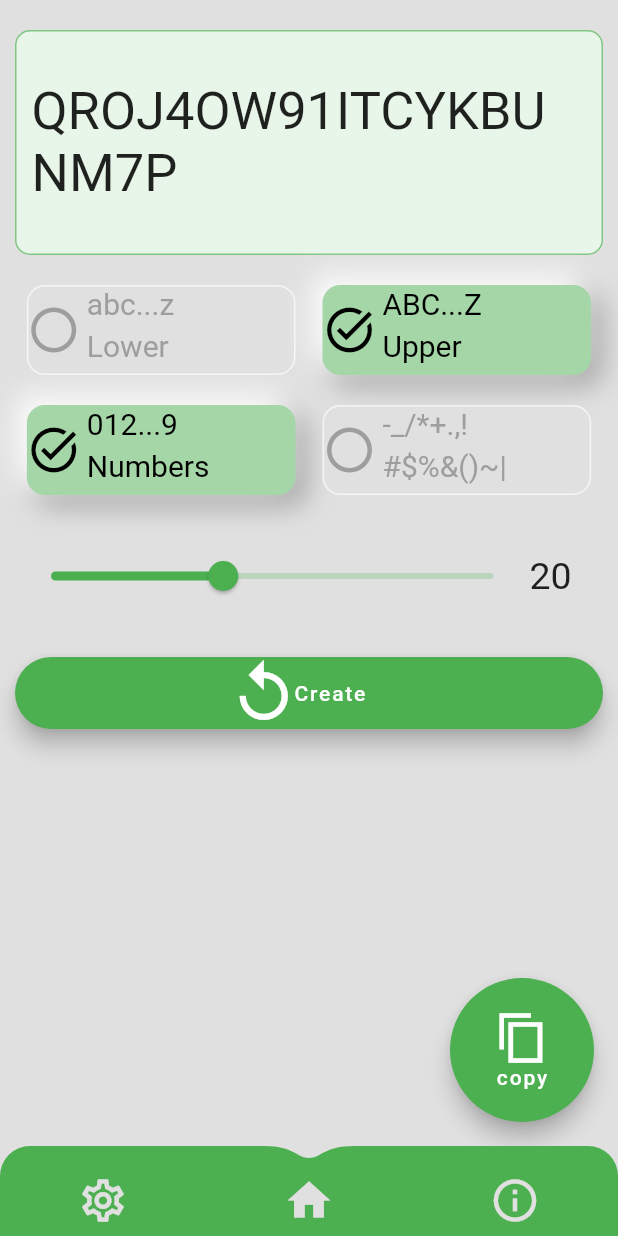
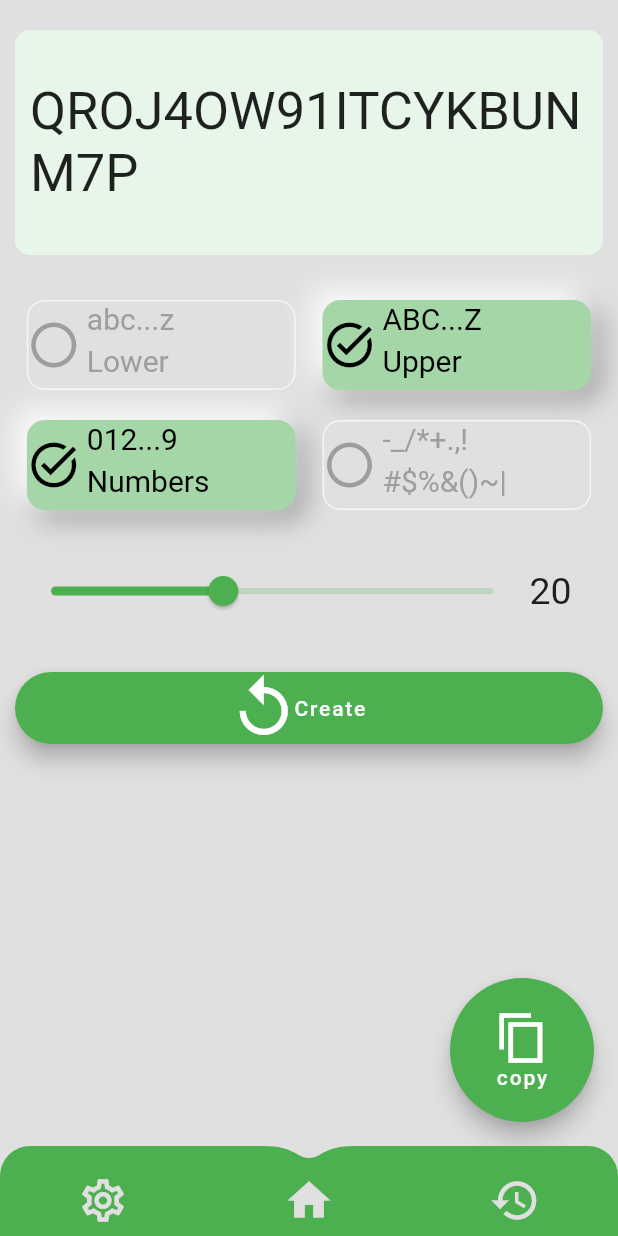
Before and after one commit to zoyspace/flutter_passGeneration, a Flutter app: the screen it shows after launch, item 2 of the bottom bar chosen, after a tap on "abc...z", on a phone screen of 412 x 824 dp. Run offline on Flutter 3.47's test engine with Material 2 defaults, Android fonts, the phone set to English and light mode, and no system bars; drawn by our look-alikes of water_drop_nav_bar; our stand-ins replace google_mobile_ads, sqflite; missing offline and left inert: app_tracking_transparency; accounts and stored records are empty; network calls fail.

Commit message:
make history page

```diff
--- a/lib/DonationPage.dart
+++ /dev/null
@@ -1,51 +0,0 @@
-import 'package:flutter/material.dart';
-import 'package:google_mobile_ads/google_mobile_ads.dart';
-import 'dart:async';
-import 'package:url_launcher/url_launcher.dart';
-
-import 'widgets/admobBanner.dart';
-
-class DonationPage extends StatelessWidget {
-  const DonationPage({Key? key}) : super(key: key);
-
-  @override
-  Widget build(BuildContext context) {
-    return Scaffold(
-      backgroundColor: Colors.grey.shade300,
-      appBar: AppBar(
-        title: const Text('Please Click'),
-      ),
-      body: Column(
-        mainAxisAlignment: MainAxisAlignment.center,
-        children: [
-          AdmobBanner(),
-          SizedBox(
-            height: 30,
-          ),
-          GestureDetector(
-              onTap: () {
-                _launchUrl();
-              },
-              child: Transform.scale(
-                  scale: 0.8,
-                  child: ClipRRect(
-                      borderRadius: BorderRadius.circular(17.0),
-                      child: Image.asset(
-                        'assets/app-store-badge.png',
-                        fit: BoxFit.cover,
-                      )))),
-          Text('please write review if you like this app!')
-        ],
-      ),
-    );
-  }
-}
-
-final Uri _url = Uri.parse(
-    'https://apps.apple.com/jp/app/randompasswordgenerator/id1619751753'
-    // 'https://flutter.dev/'
-    );
-void _launchUrl() async {
-  if (!await launchUrl(_url, mode: LaunchMode.externalApplication))
-    throw 'Could not launch $_url';
-}
--- a/lib/GeneratorPage.dart
+++ b/lib/GeneratorPage.dart
@@ -6,6 +6,7 @@ import 'dart:async';
 import 'package:provider/provider.dart'; //provider
 import 'package:flutter/material.dart';
 import 'widgets/NewfloatingButton.dart';
+import 'widgets/HistoryViewModel.dart';
 import 'SymbolPage.dart';
 import 'main.dart';
 
@@ -98,7 +99,7 @@ class GeneratorPageState extends State<GeneratorPage>
   final snackBar = SnackBar(
       margin: EdgeInsets.all(50),
       behavior: SnackBarBehavior.floating,
-      duration: const Duration(milliseconds: 500),
+      duration: const Duration(milliseconds: 700),
       backgroundColor: Colors.pink.shade200,
       shape: RoundedRectangleBorder(
         borderRadius: BorderRadius.circular(24),
@@ -147,7 +148,7 @@ class GeneratorPageState extends State<GeneratorPage>
       height: 150,
       decoration: BoxDecoration(
         color: Colors.green.shade50,
-        border: Border.all(color: Colors.green.shade300),
+        // border: Border.all(color: Colors.black54),
         borderRadius: BorderRadius.circular(10),
       ),
       child: SelectableText(
@@ -201,6 +202,8 @@ class GeneratorPageState extends State<GeneratorPage>
     setState(() {
       _createdRandomPassword = randomStr;
     });
+
+    HistoryViewModel.createItem(randomStr, _length);
   }
 
   void copyToClipboad() {
@@ -241,7 +244,7 @@ class GeneratorPageState extends State<GeneratorPage>
               // mainAxisAlignment: MainAxisAlignment.center,
               children: <Widget>[
                 BuildPassArea(),
-                const SizedBox(height: 10),
+                const SizedBox(height: 20),
                 Row(children: [
                   Expanded(flex: 1, child: Container()),
                   Expanded(
--- a/lib/SymbolPage.dart
+++ b/lib/SymbolPage.dart
@@ -2,6 +2,7 @@
 
 import 'package:flutter/material.dart';
 import 'package:provider/provider.dart';
+import 'package:url_launcher/url_launcher.dart';
 
 Map symbolMap = <String, bool>{
   '-': true, //ハイフン
@@ -44,6 +45,15 @@ class _SymbolPage extends State<SymbolPage> {
   @override
   void initState() {
     super.initState();
+  }
+
+  final Uri _url = Uri.parse(
+      'https://apps.apple.com/jp/app/randompasswordgenerator/id1619751753'
+      // 'https://flutter.dev/'
+      );
+  void _launchUrl() async {
+    if (!await launchUrl(_url, mode: LaunchMode.externalApplication))
+      throw 'Could not launch $_url';
   }
 
   Widget build(BuildContext context) {
@@ -106,36 +116,30 @@ class _SymbolPage extends State<SymbolPage> {
                 child: Container(
                   // padding: const EdgeInsets.all(5.0),
                   decoration: BoxDecoration(
-                      color: (symbolMap[key])
-                          ? Colors.green.shade200
-                          : Colors.white,
+                    color:
+                        (symbolMap[key]) ? Colors.green.shade200 : Colors.white,
                     // border: Border.all(color: Colors.green),
                     borderRadius: BorderRadius.circular(5),
                   ),
-                    child: Row(
-                      children: [
-                        // Transform.scale(
-                        //     scale: 1,
-                        //     child: (symbolMap[key])
-                        //         ? const Icon(
-                        //             Icons.check_box_outlined,
-                        //             color: Colors.black,
-                        //           )
-                        //         : const Icon(
-                        //             Icons.check_box_outline_blank_outlined,
-                        //             color: Colors.grey)),
-                        Expanded(flex: 1, child: Container()),
-                        Expanded(
+                  child: Center(
                     child: Text(
                       key,
                       style: TextStyle(
                           fontSize: 30,
-                              color: (symbolMap[key])
-                                  ? Colors.black
-                                  : Colors.grey),
+                          color: (symbolMap[key]) ? Colors.black : Colors.grey),
+                    ),
+                  ),
                 )),
-                        Expanded(flex: 1, child: Container()),
-                      ],
+          Center(child: Text('please write review if you like this app!')),
+          GestureDetector(
+              onTap: () {
+                _launchUrl();
+              },
+              child: Transform.scale(
+                  scale: 1,
+                  child: Image.asset(
+                    'assets/app-store-badge.png',
+                    fit: BoxFit.fitWidth,
                   ))),
         ],
       ),
--- /dev/null
+++ b/lib/historyPage.dart
@@ -0,0 +1,175 @@
+import 'dart:io'; // Platform.isAndroid
+import 'package:flutter/foundation.dart'; //kReleaseMode
+import 'package:flutter/material.dart';
+import 'package:google_mobile_ads/google_mobile_ads.dart';
+import 'package:pass_gene/widgets/HistoryViewModel.dart';
+
+// import 'package:pass_gene/widgets/admobBanner.dart';
+
+class HistoryPage extends StatefulWidget {
+  const HistoryPage({Key? key}) : super(key: key);
+
+  @override
+  State<HistoryPage> createState() => _HistoryPageState();
+}
+
+class _HistoryPageState extends State<HistoryPage> {
+  // 下　admobエリア
+  // https://developers.google.com/admob/flutter/banner
+
+  final BannerAd myBanner = BannerAd(
+    adUnitId: _unitId,
+    size: AdSize.banner,
+    request: AdRequest(),
+    listener: BannerAdListener(
+      // Called when an ad is successfully received.
+      onAdLoaded: (Ad ad) => print('Ad loaded.'),
+      // Called when an ad request failed.
+      onAdFailedToLoad: (Ad ad, LoadAdError error) {
+        // Dispose the ad here to free resources.
+        ad.dispose();
+        print('Ad failed to load: $error');
+      },
+      // Called when an ad opens an overlay that covers the screen.
+      onAdOpened: (Ad ad) => print('Ad opened.'),
+      // Called when an ad removes an overlay that covers the screen.
+      onAdClosed: (Ad ad) => print('Ad closed.'),
+      // Called when an impression occurs on the ad.
+      onAdImpression: (Ad ad) => print('Ad impression.'),
+    ),
+  );
+
+  // 上　admobエリア
+
+  List<Map<String, dynamic>> _history = [];
+  bool _isLoading = true;
+  int _maxSavedNumber = 5;
+
+  void _refreshJournals() async {
+    _history = await HistoryViewModel.getHistorys();
+    setState(() {
+      _isLoading = false;
+    });
+  }
+
+  @override
+  void initState() {
+    super.initState();
+
+    _refreshJournals();
+    debugPrint('historyPageのinitState');
+  }
+
+  final snackBar = SnackBar(
+      margin: EdgeInsets.fromLTRB(100, 0, 100, 300),
+      behavior: SnackBarBehavior.floating,
+      duration: const Duration(milliseconds: 2000),
+      backgroundColor: Colors.black,
+      shape: RoundedRectangleBorder(
+        borderRadius: BorderRadius.circular(24),
+      ),
+      content: Row(mainAxisAlignment: MainAxisAlignment.center, children: [
+        Icon(
+          Icons.delete_forever,
+          color: Colors.white,
+        ),
+        Text('All Delete!'),
+      ]));
+
+  void _deleteItem(int id) async {
+    await HistoryViewModel.deleteItem(id);
+    _refreshJournals();
+  }
+
+  void _deleteAll() async {
+    await HistoryViewModel.deleteAll();
+    ScaffoldMessenger.of(context).removeCurrentSnackBar(
+        // reason: SnackBarClosedReason.remove,
+        );
+    ScaffoldMessenger.of(context).showSnackBar(snackBar);
+    _refreshJournals();
+  }
+
+  void _deleteTable() async {
+    await HistoryViewModel.deleteTable();
+    ScaffoldMessenger.of(context).removeCurrentSnackBar(
+        // reason: SnackBarClosedReason.remove,
+        );
+    ScaffoldMessenger.of(context).showSnackBar(snackBar);
+    _refreshJournals();
+  }
+
+  @override
+  Widget build(BuildContext context) {
+    myBanner.load();
+    final AdWidget adWidget = AdWidget(ad: myBanner);
+    final Container adContainer = Container(
+      alignment: Alignment.center,
+      child: adWidget,
+      width: myBanner.size.width.toDouble(),
+      height: myBanner.size.height.toDouble(),
+    );
+
+    return Scaffold(
+      backgroundColor: Colors.grey.shade300,
+      appBar: AppBar(
+        title: const Text('History'),
+      ),
+      body: Column(
+        children: [
+          adContainer,
+          (_history.length == 0)
+              ? Center(
+                  child: Padding(
+                    padding: EdgeInsets.only(top: 100, bottom: 20),
+                    child: Text('No randum word',
+                        style: TextStyle(
+                            fontWeight: FontWeight.bold, fontSize: 30)),
+                  ),
+                )
+              // : Flexible(
+              : Expanded(
+                  child: ListView.builder(
+                    itemCount: _history.length,
+                    itemBuilder: (context, index) => Card(
+                      color: Colors.green.shade200,
+                      margin: const EdgeInsets.all(15),
+                      child: ListTile(
+                        // leading: Text(_history[index]['id'].toString()),
+                        title: SelectableText(_history[index]['password']),
+                        subtitle: Text(_history[index]['createdAt'].toString()),
+                        trailing: IconButton(
+                          icon: const Icon(Icons.delete),
+                          onPressed: () => _deleteItem(_history[index]['id']),
+                        ),
+                      ),
+                    ),
+                  ),
+                ),
+          Text(' The maximum number of saves is 200.'),
+        ],
+      ),
+      floatingActionButton: FloatingActionButton.large(
+        onPressed: _deleteTable,
+        // onPressed: _deleteAll,
+        backgroundColor: Colors.black,
+        child: Center(
+          child: Column(
+              mainAxisSize: MainAxisSize.min,
+              children: [const Icon(Icons.delete_forever), Text('Delete All')]),
+        ),
+      ),
+    );
+  }
+}
+
+// admob
+final String _unitId = kReleaseMode //bool kReleaseMode
+    ? Platform.isAndroid
+        //release　unitid
+        ? 'ca-app-pub-6147471144580591/7187192436' //release android
+        : 'ca-app-pub-6147471144580591/9464450539' //release ios
+    : Platform.isAndroid
+        // test unitID
+        ? 'ca-app-pub-3940256099942544/6300978111' //test android
+        : 'ca-app-pub-3940256099942544/2934735716'; //test ios
--- a/lib/main.dart
+++ b/lib/main.dart
@@ -1,10 +1,10 @@
 import 'package:flutter/material.dart';
 import 'package:google_mobile_ads/google_mobile_ads.dart';
+import 'package:pass_gene/historyPage.dart';
 import 'package:pass_gene/widgets/admobBanner.dart';
 
 import 'GeneratorPage.dart';
 import 'SymbolPage.dart';
-import 'DonationPage.dart';
 import 'widgets/AppTracking.dart';
 
 import 'package:provider/provider.dart';
@@ -78,7 +78,7 @@ class _MyStatefulWidget extends State<MyStatefulWidget> {
 
     pageList.add(const SymbolPage());
     pageList.add(const GeneratorPage());
-    pageList.add(const DonationPage());
+    pageList.add(const HistoryPage());
     _selectedIndex = 1;
     super.initState();
   }
@@ -159,8 +159,8 @@ class _MyStatefulWidget extends State<MyStatefulWidget> {
             ),
             BarItem(filledIcon: Icons.home, outlinedIcon: Icons.home_outlined),
             BarItem(
-              filledIcon: Icons.info,
-              outlinedIcon: Icons.info_outlined,
+              filledIcon: Icons.history,
+              outlinedIcon: Icons.history_outlined,
             ),
           ],
         ),
--- /dev/null
+++ b/lib/widgets/HistoryViewModel.dart
@@ -0,0 +1,86 @@
+import 'package:flutter/foundation.dart';
+import 'package:google_mobile_ads/google_mobile_ads.dart';
+import 'package:sqflite/sqflite.dart' as sql;
+import 'package:path/path.dart' as p;
+
+// データベースの情報は端末上で「.db」という拡張子のファイルに格納されます。
+class HistoryViewModel {
+  static Future<void> createTables(sql.Database database) async {
+    await database.execute("""CREATE TABLE items(
+        id INTEGER PRIMARY KEY AUTOINCREMENT NOT NULL,
+        password TEXT,
+        sizeNumber INTEGER,
+        createdAt TIMESTAMP NOT NULL DEFAULT (datetime(CURRENT_TIMESTAMP,'localtime'))
+      )
+      """);
+    debugPrint("historyPageのcreateTables");
+  }
+
+  static Future<sql.Database> db() async {
+    return sql.openDatabase(
+      'history.db',
+      version: 1,
+      onCreate: (sql.Database database, int version) async {
+        await createTables(database);
+      },
+    );
+  }
+
+  static Future deleteTable() async {
+    var databasesPath = await sql.getDatabasesPath();
+    String path = p.join(databasesPath, 'history.db');
+    await sql.deleteDatabase(path);
+    debugPrint('delete');
+  }
+
+  static Future<int> createItem(String password, int sizeNumber) async {
+    final db = await HistoryViewModel.db();
+
+    final data = {'password': password, 'sizeNumber': sizeNumber};
+    final id = await db.insert('items', data,
+        conflictAlgorithm: sql.ConflictAlgorithm.replace);
+    return id;
+  }
+
+  static Future<List<Map<String, dynamic>>> getHistorys() async {
+    final db = await HistoryViewModel.db();
+    return db.query('items', orderBy: "id DESC");
+  }
+
+  static Future<List<Map<String, dynamic>>> getItem(int id) async {
+    final db = await HistoryViewModel.db();
+    return db.query('items', where: "id = ?", whereArgs: [id], limit: 1);
+  }
+
+  static Future<int> updateItem(int id, String password, int sizeNumber) async {
+    final db = await HistoryViewModel.db();
+
+    final data = {
+      'password': password,
+      'sizeNumber': sizeNumber,
+      'createdAt': DateTime.now().toString()
+    };
+
+    final result =
+        await db.update('items', data, where: "id = ?", whereArgs: [id]);
+    return result;
+  }
+
+  static Future<void> deleteItem(int id) async {
+    final db = await HistoryViewModel.db();
+    try {
+      await db.delete("items", where: "id = ?", whereArgs: [id]);
+    } catch (err) {
+      debugPrint("Something went wrong when deleting an item: $err");
+    }
+  }
+
+  static Future<void> deleteAll() async {
+    final db = await HistoryViewModel.db();
+    try {
+      await db.delete("items");
+    } catch (err) {
+      debugPrint("Something went wrong when deleting all item: $err");
+    }
+  }
+}
--- a/lib/widgets/NewfloatingButton.dart
+++ b/lib/widgets/NewfloatingButton.dart
@@ -1,5 +1,6 @@
 import 'package:flutter/material.dart';
 
+// ignore: must_be_immutable
 class NewfloatingButton extends StatelessWidget {
   // ignore: prefer_typing_uninitialized_variables
   final onTap;
@@ -14,6 +15,7 @@ class NewfloatingButton extends StatelessWidget {
     required this.partExample,
     required this.partPass,
   }) : super(key: key);
+
   @override
   Widget build(BuildContext context) {
     return GestureDetector(
--- a/pubspec.yaml
+++ b/pubspec.yaml
@@ -34,12 +34,13 @@ dependencies:
   # The following adds the Cupertino Icons font to your application.
   # Use with the CupertinoIcons class for iOS style icons.
   cupertino_icons: ^1.0.2
-  google_mobile_ads: ^1.2.0
+  google_mobile_ads: ^2.2.0
   provider: ^6.0.2
-  water_drop_nav_bar: ^2.1.0+9
+  water_drop_nav_bar: ^2.2.0+4
   flutter_launcher_icons: ^0.9.2
   app_tracking_transparency: ^2.0.2+4
   url_launcher: ^6.1.2
+  sqflite: ^2.2.0+3
 
 dev_dependencies:
   flutter_test:
```
Also changed, not shown: pubspec.lock, 2 other files. Lines whose indentation alone changed are shown as unchanged.
